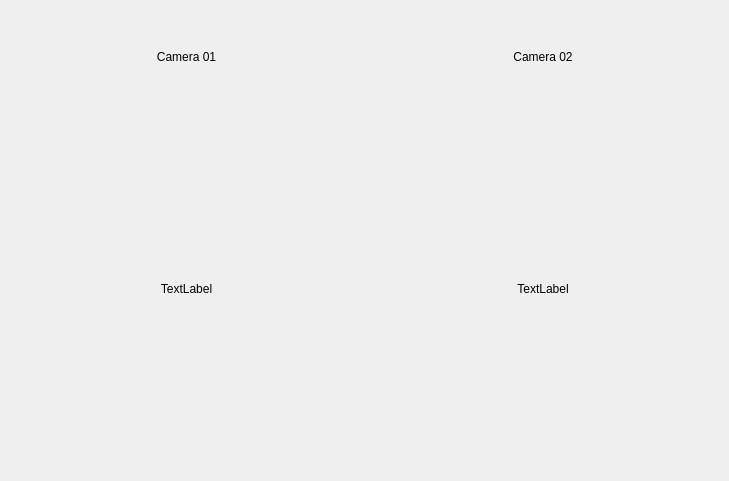
First picture: the form in custom_widgets/camera/Camera.ui, repository elmhadji/AccessController, before the edit.
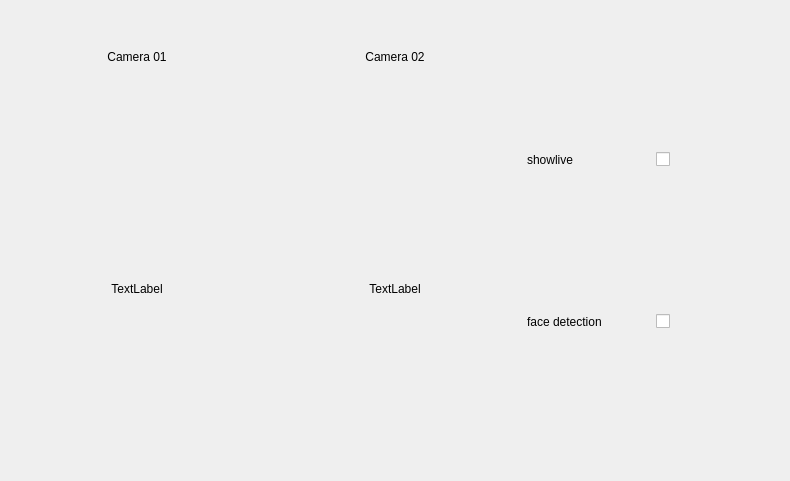
Second picture: the form after the edit.

Commit message: change the live tab

```diff
--- a/custom_widgets/camera/Camera.ui
+++ b/custom_widgets/camera/Camera.ui
@@ -6,7 +6,7 @@
    <rect>
     <x>0</x>
     <y>0</y>
-    <width>729</width>
+    <width>790</width>
     <height>481</height>
    </rect>
   </property>
@@ -64,6 +64,46 @@
        </item>
       </layout>
      </item>
+     <item>
+      <layout class="QVBoxLayout" name="verticalLayout_4">
+       <item>
+        <layout class="QHBoxLayout" name="horizontalLayout_4">
+         <item>
+          <widget class="QLabel" name="label">
+           <property name="text">
+            <string>showlive</string>
+           </property>
+          </widget>
+         </item>
+         <item>
+          <widget class="QCheckBox" name="showLive1">
+           <property name="text">
+            <string/>
+           </property>
+          </widget>
+         </item>
+        </layout>
+       </item>
+       <item>
+        <layout class="QHBoxLayout" name="horizontalLayout_3">
+         <item>
+          <widget class="QLabel" name="label_2">
+           <property name="text">
+            <string>face detection</string>
+           </property>
+          </widget>
+         </item>
+         <item>
+          <widget class="QCheckBox" name="FaceYolo">
+           <property name="text">
+            <string/>
+           </property>
+          </widget>
+         </item>
+        </layout>
+       </item>
+      </layout>
+     </item>
     </layout>
    </item>
   </layout>
```
The commit also changes 14 other files.
